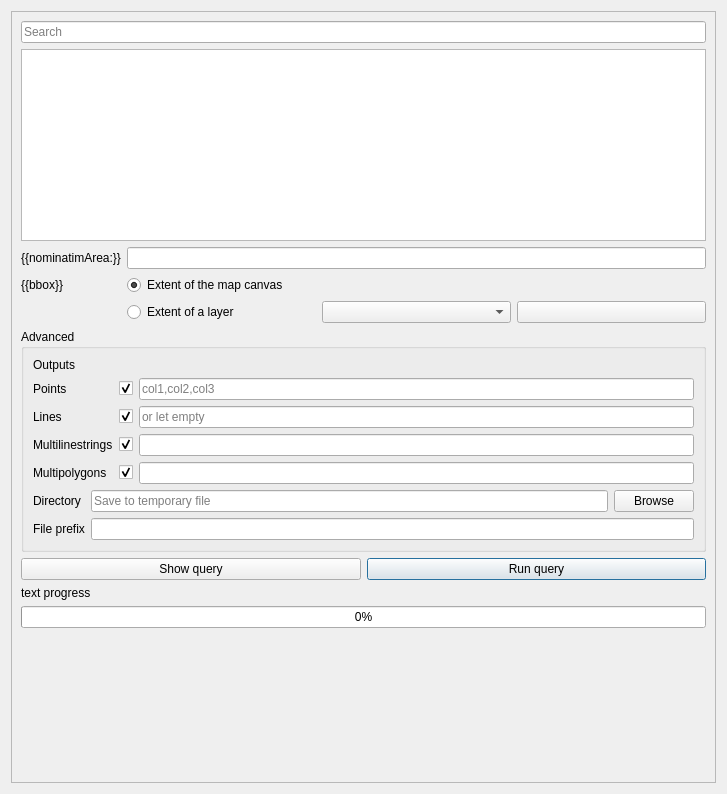
The window that ui/my_queries.ui (3liz/QuickOSM) describes before a commit, drawn with Qt 5.
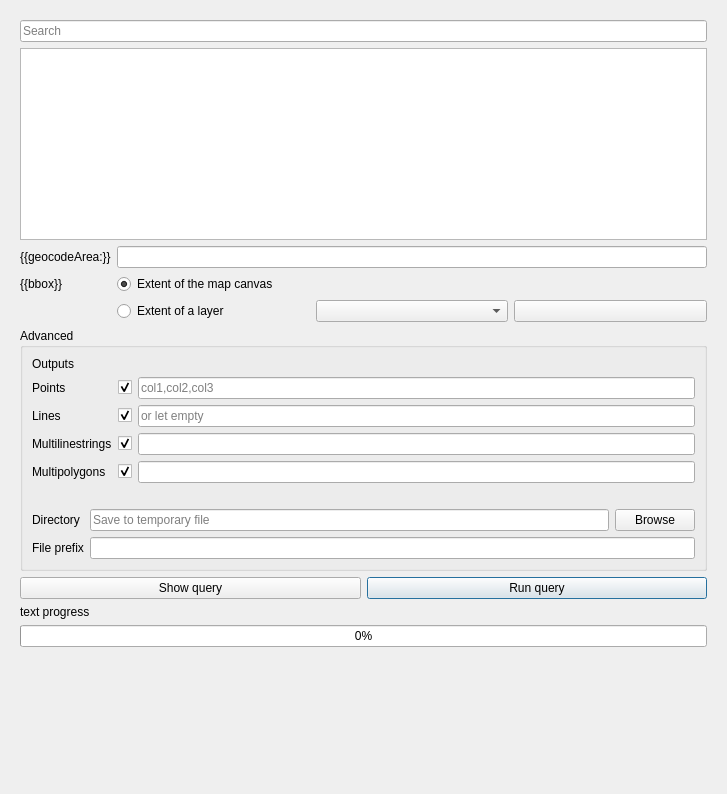
The same window after the commit. Icons and pictures are not drawn. Custom widgets are drawn as their Qt base class.

Commit message: delete frames in scroll area

What changed in the file:
```diff
--- a/ui/my_queries.ui
+++ b/ui/my_queries.ui
@@ -28,6 +28,12 @@
   <layout class="QVBoxLayout" name="verticalLayout_3">
    <item>
     <widget class="QScrollArea" name="scrollArea">
+     <property name="frameShape">
+      <enum>QFrame::NoFrame</enum>
+     </property>
+     <property name="frameShadow">
+      <enum>QFrame::Plain</enum>
+     </property>
      <property name="widgetResizable">
       <bool>true</bool>
      </property>
@@ -36,8 +42,8 @@
        <rect>
         <x>0</x>
         <y>0</y>
-        <width>713</width>
-        <height>780</height>
+        <width>719</width>
+        <height>786</height>
        </rect>
       </property>
       <layout class="QVBoxLayout" name="verticalLayout">
@@ -74,7 +80,7 @@
          <item row="0" column="0">
           <widget class="QLabel" name="label_2">
            <property name="text">
-            <string notr="true">{{nominatimArea:}}</string>
+            <string notr="true">{{geocodeArea:}}</string>
            </property>
           </widget>
          </item>
@@ -139,28 +145,28 @@
             <property name="fieldGrowthPolicy">
              <enum>QFormLayout::ExpandingFieldsGrow</enum>
             </property>
-            <item row="4" column="0">
-             <widget class="QLabel" name="label_3">
-              <property name="text">
-               <string>Outputs</string>
-              </property>
-             </widget>
-            </item>
-            <item row="4" column="1">
+            <item row="6" column="1">
              <widget class="QLabel" name="label_7">
               <property name="text">
                <string/>
               </property>
              </widget>
             </item>
-            <item row="5" column="0">
+            <item row="1" column="0">
+             <widget class="QLabel" name="label_3">
+              <property name="text">
+               <string>Outputs</string>
+              </property>
+             </widget>
+            </item>
+            <item row="2" column="0">
              <widget class="QLabel" name="label_10">
               <property name="text">
                <string notr="true">Points</string>
               </property>
              </widget>
             </item>
-            <item row="5" column="1">
+            <item row="2" column="1">
              <layout class="QHBoxLayout" name="horizontalLayout_4">
               <item>
                <widget class="QCheckBox" name="checkBox_points">
@@ -187,14 +193,7 @@
               </item>
              </layout>
             </item>
-            <item row="6" column="0">
-             <widget class="QLabel" name="label_11">
-              <property name="text">
-               <string notr="true">Lines</string>
-              </property>
-             </widget>
-            </item>
-            <item row="6" column="1">
+            <item row="3" column="1">
              <layout class="QHBoxLayout" name="horizontalLayout_6">
               <item>
                <widget class="QCheckBox" name="checkBox_lines">
@@ -215,14 +214,14 @@
               </item>
              </layout>
             </item>
-            <item row="7" column="0">
-             <widget class="QLabel" name="label_14">
+            <item row="3" column="0">
+             <widget class="QLabel" name="label_11">
               <property name="text">
-               <string notr="true">Multilinestrings</string>
+               <string notr="true">Lines</string>
               </property>
              </widget>
             </item>
-            <item row="7" column="1">
+            <item row="4" column="1">
              <layout class="QHBoxLayout" name="horizontalLayout_7">
               <item>
                <widget class="QCheckBox" name="checkBox_multilinestrings">
@@ -243,14 +242,14 @@
               </item>
              </layout>
             </item>
-            <item row="8" column="0">
-             <widget class="QLabel" name="label_12">
+            <item row="4" column="0">
+             <widget class="QLabel" name="label_14">
               <property name="text">
-               <string notr="true">Multipolygons</string>
+               <string notr="true">Multilinestrings</string>
               </property>
              </widget>
             </item>
-            <item row="8" column="1">
+            <item row="5" column="1">
              <layout class="QHBoxLayout" name="horizontalLayout_8">
               <item>
                <widget class="QCheckBox" name="checkBox_multipolygons">
@@ -271,6 +270,13 @@
               </item>
              </layout>
             </item>
+            <item row="5" column="0">
+             <widget class="QLabel" name="label_12">
+              <property name="text">
+               <string notr="true">Multipolygons</string>
+              </property>
+             </widget>
+            </item>
            </layout>
           </item>
           <item>
```
The commit also changes 7 other files.
